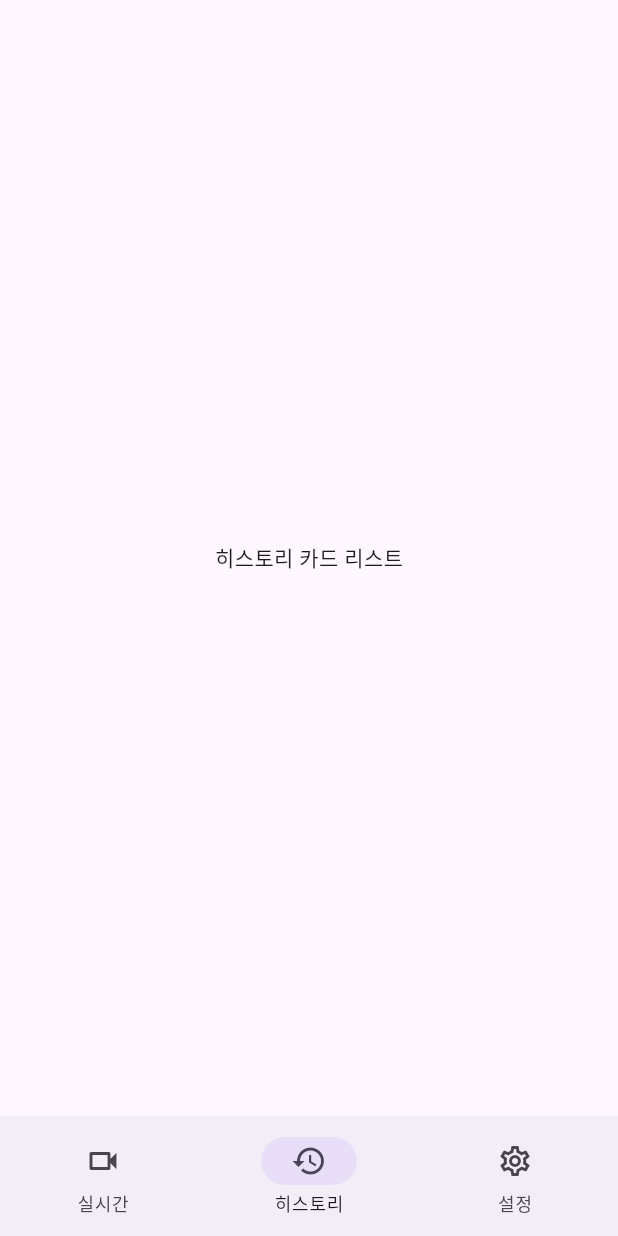
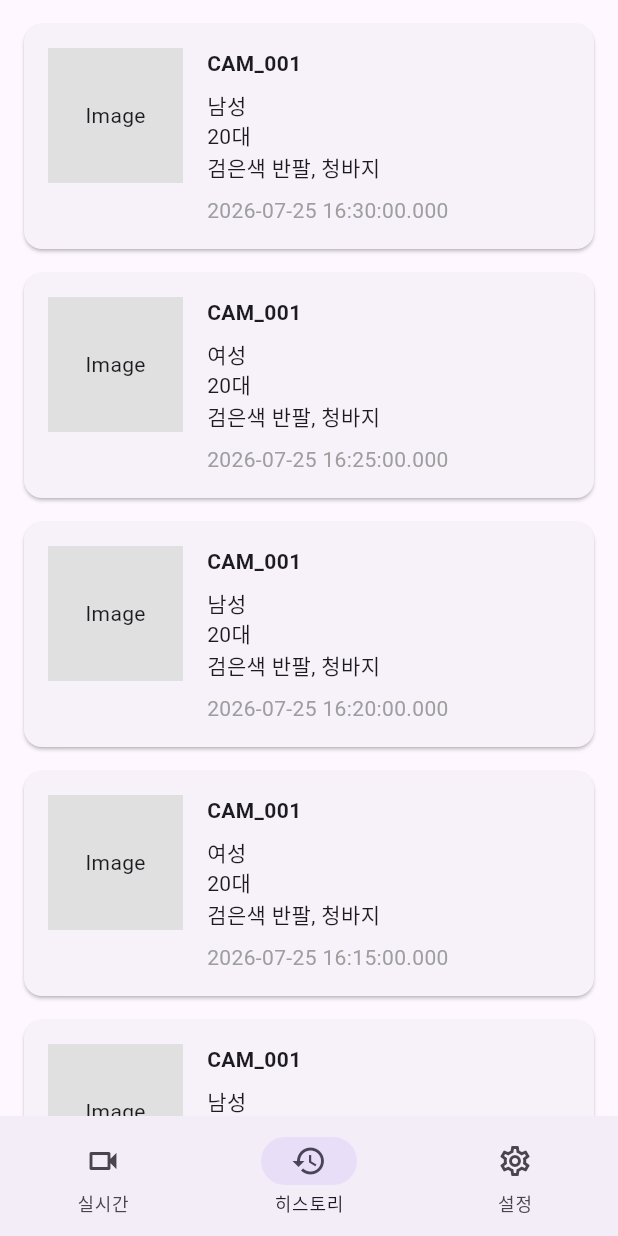
Before and after one commit to Eye-O-T/AI_CCTV-Mobile, a Flutter app: the screen it shows after launch, item 2 of the bottom bar chosen, on a phone screen of 412 x 824 dp. Run offline on Flutter 3.47's test engine with Material 3 defaults, Android fonts, the phone set to English and light mode, and no system bars; our stand-ins replace go_router.

Commit message:
이벤트 카드틀 구성

```diff
--- /dev/null
+++ b/app/lib/data/dummy_events.dart
@@ -0,0 +1,17 @@
+import '../models/event.dart';
+
+final List<Event> dummyEvents = List.generate(
+  20,
+      (index) => Event(
+    cameraId: 'CAM_001',
+    occurredAt: DateTime(2026, 7, 25, 16, 30).subtract(
+      Duration(minutes: index * 5),
+    ),
+    gender: index.isEven ? '남성' : '여성',
+    age: '20대',
+    appearance: '검은색 반팔, 청바지',
+    cropImagePath: 'media/crops/test_img.jpg',
+    trajectoryImagePath: 'media/crops/test_img.jpg',
+    clipVideoPath: 'media/clips/test2.mp4',
+  ),
+);
--- a/app/lib/screens/history_screen.dart
+++ b/app/lib/screens/history_screen.dart
@@ -1,14 +1,21 @@
 import 'package:flutter/material.dart';
+
+import '../data/dummy_events.dart';
+import '../widgets/event_card.dart';
 
 class HistoryScreen extends StatelessWidget {
   const HistoryScreen({super.key});
 
   @override
   Widget build(BuildContext context) {
-    return const Scaffold(
-      body: Center(
-        child: Text("히스토리 카드 리스트"),
-      ),
+    return ListView.builder(
+      padding: const EdgeInsets.symmetric(vertical: 8),
+      itemCount: dummyEvents.length,
+      itemBuilder: (context, index) {
+        return EventCard(
+          event: dummyEvents[index],
+        );
+      },
     );
   }
 }
--- /dev/null
+++ b/app/lib/widgets/event_card.dart
@@ -0,0 +1,76 @@
+import 'package:flutter/material.dart';
+
+import '../models/event.dart';
+
+class EventCard extends StatelessWidget {
+  final Event event;
+
+  const EventCard({
+    super.key,
+    required this.event,
+  });
+
+  @override
+  Widget build(BuildContext context) {
+    return Card(
+      margin: const EdgeInsets.symmetric(
+        horizontal: 16,
+        vertical: 8,
+      ),
+      child: Padding(
+        padding: const EdgeInsets.all(16),
+
+        child: Row(
+          crossAxisAlignment: CrossAxisAlignment.start,
+
+          children: [
+
+            /// 이미지 자리
+            Container(
+              width: 90,
+              height: 90,
+              color: Colors.grey.shade300,
+              alignment: Alignment.center,
+              child: const Text("Image"),
+            ),
+
+            const SizedBox(width: 16),
+
+            /// 정보
+            Expanded(
+              child: Column(
+                crossAxisAlignment: CrossAxisAlignment.start,
+                children: [
+
+                  Text(
+                    event.cameraId,
+                    style: const TextStyle(
+                      fontWeight: FontWeight.bold,
+                    ),
+                  ),
+
+                  const SizedBox(height: 8),
+
+                  Text(event.gender),
+
+                  Text(event.age),
+
+                  Text(event.appearance),
+
+                  const SizedBox(height: 8),
+
+                  Text(
+                    event.occurredAt.toString(),
+                    style: const TextStyle(
+                      color: Colors.grey,
+                    ),
+                  ),
+                ],
+              ),
+            ),
+          ],
+        ),
+      ),
+    );
+  }
+}
```
